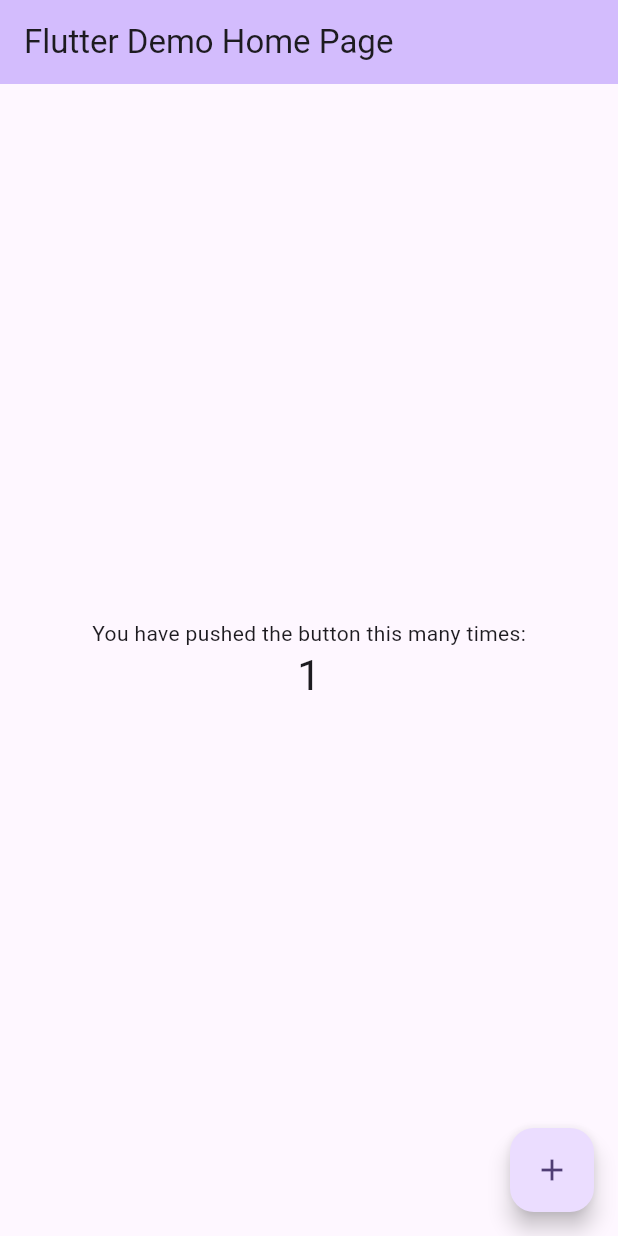
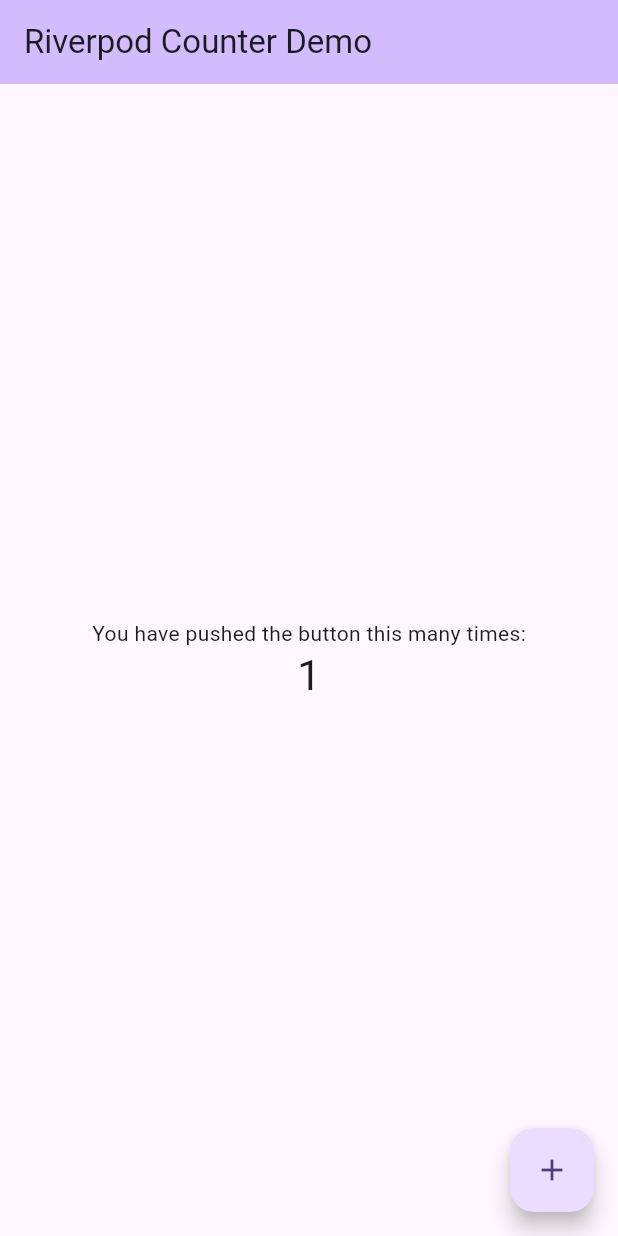
Before and after one commit to could-ai/019cdc45-633b-7500-b16b-2b67867fe2ae, a Flutter app: the screen it shows after launch, after a tap on the "add" icon, on a phone screen of 412 x 824 dp. Run offline on Flutter 3.47's test engine with Material 3 defaults, Android fonts, the phone set to English and light mode, and no system bars; our stand-ins replace flutter_riverpod.

Commit message:
Added flutter_riverpod dependency to enable state management using Riverpod.; Refactored the default counter app to use Riverpod for state management. Wrapped the app in ProviderScope, created a StateProvider for the counter, and converted MyHomePage to a ConsumerWidget to read and update the state.

```diff
--- a/usr/lib/main.dart
+++ b/usr/lib/main.dart
@@ -1,123 +1,79 @@
 import 'package:flutter/material.dart';
+import 'package:flutter_riverpod/flutter_riverpod.dart';
+
+// 1. Define a provider.
+// Here we use a StateProvider which is great for simple mutable states like an integer.
+final counterProvider = StateProvider<int>((ref) => 0);
 
 void main() {
-  runApp(const MyApp());
+  // 2. Wrap the root of your app in a ProviderScope.
+  // This is required for Riverpod to store and manage the state of the providers.
+  runApp(
+    const ProviderScope(
+      child: MyApp(),
+    ),
+  );
 }
 
 class MyApp extends StatelessWidget {
   const MyApp({super.key});
 
-  // This widget is the root of your application.
   @override
   Widget build(BuildContext context) {
     return MaterialApp(
-      title: 'Flutter Demo',
+      title: 'Riverpod Demo',
       debugShowCheckedModeBanner: false,
       theme: ThemeData(
-        // This is the theme of your application.
-        //
-        // TRY THIS: Try running your application with "flutter run". You'll see
-        // the application has a purple toolbar. Then, without quitting the app,
-        // try changing the seedColor in the colorScheme below to Colors.green
-        // and then invoke "hot reload" (save your changes or press the "hot
-        // reload" button in a Flutter-supported IDE, or press "r" if you used
-        // the command line to start the app).
-        //
-        // Notice that the counter didn't reset back to zero; the application
-        // state is not lost during the reload. To reset the state, use hot
-        // restart instead.
-        //
-        // This works for code too, not just values: Most code changes can be
-        // tested with just a hot reload.
         colorScheme: ColorScheme.fromSeed(seedColor: Colors.deepPurple),
       ),
       initialRoute: '/',
       routes: {
-        '/': (context) => const MyHomePage(title: 'Flutter Demo Home Page'),
+        '/': (context) => const MyHomePage(title: 'Riverpod Counter Demo'),
       },
     );
   }
 }
 
-class MyHomePage extends StatefulWidget {
+// 3. Extend ConsumerWidget instead of StatelessWidget or StatefulWidget.
+// This allows the widget to listen to providers via the WidgetRef object.
+class MyHomePage extends ConsumerWidget {
   const MyHomePage({super.key, required this.title});
-
-  // This widget is the home page of your application. It is stateful, meaning
-  // that it has a State object (defined below) that contains fields that affect
-  // how it looks.
-
-  // This class is the configuration for the state. It holds the values (in this
-  // case the title) provided by the parent (in this case the App widget) and
-  // used by the build method of the State. Fields in a Widget subclass are
-  // always marked "final".
 
   final String title;
 
+  // 4. The build method now takes an extra parameter: WidgetRef
   @override
-  State<MyHomePage> createState() => _MyHomePageState();
-}
+  Widget build(BuildContext context, WidgetRef ref) {
+    // 5. Use ref.watch() to listen to the provider.
+    // Whenever the state changes, this widget will automatically rebuild.
+    final counter = ref.watch(counterProvider);
 
-class _MyHomePageState extends State<MyHomePage> {
-  int _counter = 0;
-
-  void _incrementCounter() {
-    setState(() {
-      // This call to setState tells the Flutter framework that something has
-      // changed in this State, which causes it to rerun the build method below
-      // so that the display can reflect the updated values. If we changed
-      // _counter without calling setState(), then the build method would not be
-      // called again, and so nothing would appear to happen.
-      _counter++;
-    });
-  }
-
-  @override
-  Widget build(BuildContext context) {
-    // This method is rerun every time setState is called, for instance as done
-    // by the _incrementCounter method above.
-    //
-    // The Flutter framework has been optimized to make rerunning build methods
-    // fast, so that you can just rebuild anything that needs updating rather
-    // than having to individually change instances of widgets.
     return Scaffold(
       appBar: AppBar(
-        // TRY THIS: Try changing the color here to a specific color (to
-        // Colors.amber, perhaps?) and trigger a hot reload to see the AppBar
-        // change color while the other colors stay the same.
         backgroundColor: Theme.of(context).colorScheme.inversePrimary,
-        // Here we take the value from the MyHomePage object that was created by
-        // the App.build method, and use it to set our appbar title.
-        title: Text(widget.title),
+        title: Text(title),
       ),
       body: Center(
-        // Center is a layout widget. It takes a single child and positions it
-        // in the middle of the parent.
         child: Column(
-          // Column is also a layout widget. It takes a list of children and
-          // arranges them vertically. By default, it sizes itself to fit its
-          // children horizontally, and tries to be as tall as its parent.
-          //
-          // Column has various properties to control how it sizes itself and
-          // how it positions its children. Here we use mainAxisAlignment to
-          // center the children vertically; the main axis here is the vertical
-          // axis because Columns are vertical (the cross axis would be
-          // horizontal).
-          //
-          // TRY THIS: Invoke "debug painting" (choose the "Toggle Debug Paint"
-          // action in the IDE, or press "p" in the console), to see the
-          // wireframe for each widget.
           mainAxisAlignment: MainAxisAlignment.center,
           children: <Widget>[
             const Text('You have pushed the button this many times:'),
-            Text('$_counter', style: Theme.of(context).textTheme.headlineMedium),
+            Text(
+              '$counter',
+              style: Theme.of(context).textTheme.headlineMedium,
+            ),
           ],
         ),
       ),
       floatingActionButton: FloatingActionButton(
-        onPressed: _incrementCounter,
+        onPressed: () {
+          // 6. Use ref.read() inside callbacks to modify the state.
+          // We access the `.notifier` to update the state value.
+          ref.read(counterProvider.notifier).state++;
+        },
         tooltip: 'Increment',
         child: const Icon(Icons.add),
-      ), // This trailing comma makes auto-formatting nicer for build methods.
+      ),
     );
   }
 }
```
Also changed, not shown: usr/pubspec.yaml (+2 -69 lines).
